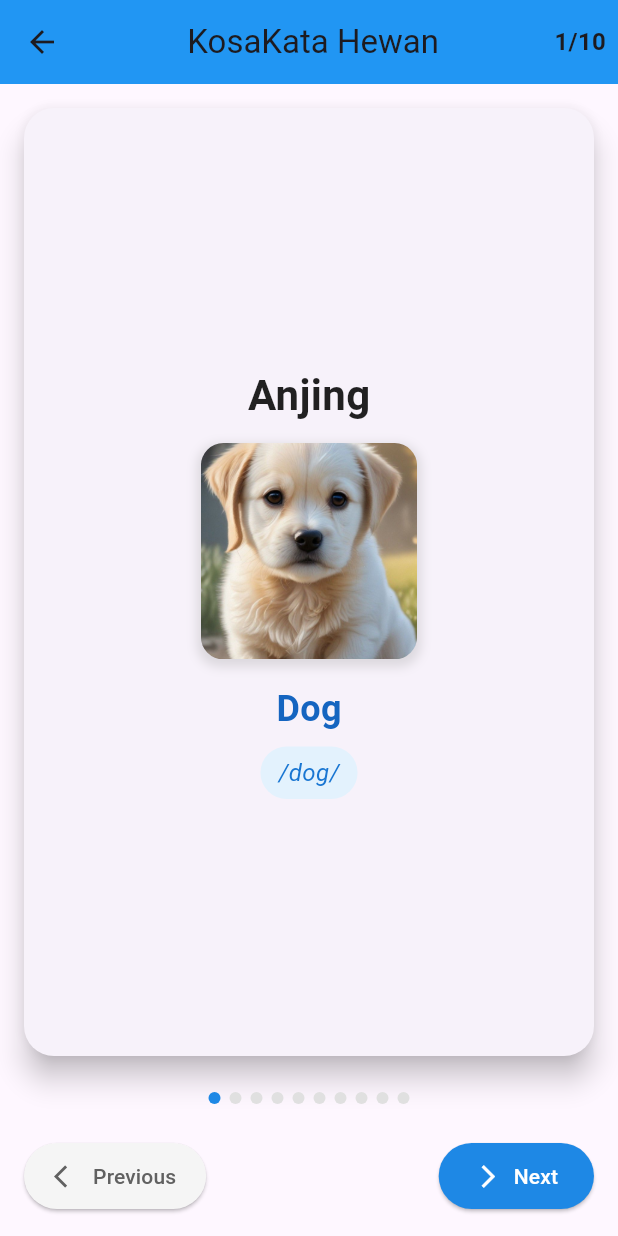
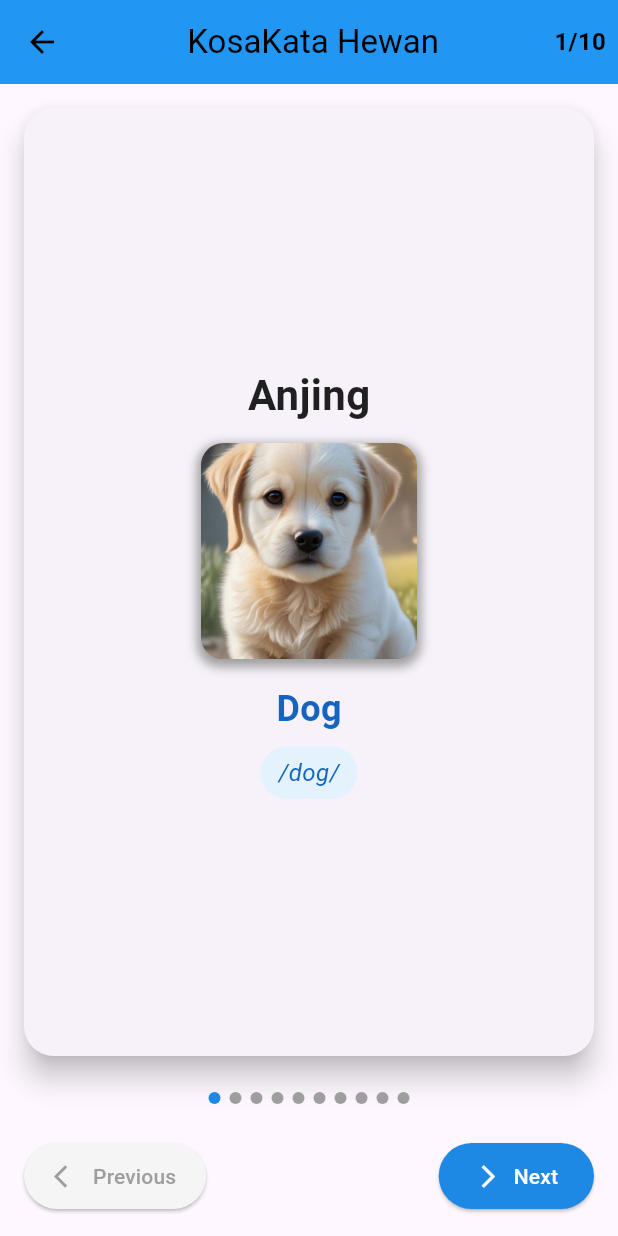
Before and after one commit to newgede/sidebar_navigation, a Flutter app: the HalamanKategori screen opened directly, after a tap on "KosaKata Hewan", on a phone screen of 412 x 824 dp. Run offline on Flutter 3.47's test engine with Material 3 defaults, Android fonts, the phone set to English and light mode, and no system bars.

Commit message:
memperbaiki warna dan typo

```diff
--- a/lib/halaman_kategori.dart
+++ b/lib/halaman_kategori.dart
@@ -29,6 +29,7 @@ class HalamanKategori extends StatelessWidget {
       appBar: AppBar(
         title: Text('Kategori Kosa Kata'),
         backgroundColor: Colors.blue,
+        foregroundColor: Colors.black //warna kategori dan icon
       ),
       body: Padding(
         padding: const EdgeInsets.all(12.0),
--- a/lib/halaman_kosa_kata.dart
+++ b/lib/halaman_kosa_kata.dart
@@ -169,14 +169,14 @@ class _HalamanKosaKataState extends State<HalamanKosaKata> {
     {
       'kata': 'Bougainvillea',
       'arti': 'Bougenville',
-      'ejaan': 'jaz-min',
+      'ejaan': 'bou-gen-vil-lea',
       'kategori': 'KosaKata Bunga',
       'gambar': 'assets/images/bougainvillea.jpg',
     },
     {
-      'kata': 'Sun',
-      'arti': 'Matahari',
-      'ejaan': 'san',
+      'kata': 'Sunflower',
+      'arti': 'Bunga Matahari',
+      'ejaan': 'san-flau-er',
       'kategori': 'KosaKata Bunga',
       'gambar': 'assets/images/sun.jpg',
     },
@@ -334,11 +334,11 @@ class _HalamanKosaKataState extends State<HalamanKosaKata> {
     final screenHeight = screenSize.height;
     final isTablet = screenWidth > 600;
 
-    // Responsive sizes - dikurangi untuk memastikan semua konten terlihat
+    // Responsive sizes untuk memastikan semua konten terlihat
     final imageSize = isTablet ? screenWidth * 0.25 : screenWidth * 0.35;
     final titleFontSize = isTablet ? 32.0 : 24.0;
     final pronunciationFontSize = isTablet ? 18.0 : 16.0;
-    final meaningFontSize = isTablet ? 32.0 : 28.0; // Diperbesar dari 24.0/20.0
+    final meaningFontSize = isTablet ? 32.0 : 28.0;
     final cardMargin = isTablet ? 16.0 : 12.0;
     final cardPadding = isTablet ? 20.0 : 16.0;
 
@@ -347,6 +347,7 @@ class _HalamanKosaKataState extends State<HalamanKosaKata> {
         appBar: AppBar(
           title: Text('${widget.kategori}'),
           backgroundColor: Colors.blue,
+          foregroundColor: Colors.black,
         ),
         body: Center(child: Text('Tidak ada data untuk kategori ini.')),
       );
@@ -362,6 +363,7 @@ class _HalamanKosaKataState extends State<HalamanKosaKata> {
         ),
         backgroundColor: Colors.blue,
         centerTitle: true,
+        foregroundColor: Colors.black,
         actions: [
           Container(
             padding: EdgeInsets.symmetric(horizontal: 8, vertical: 4),
@@ -396,7 +398,7 @@ class _HalamanKosaKataState extends State<HalamanKosaKata> {
                     child: Column(
                       mainAxisAlignment: MainAxisAlignment.center,
                       children: [
-                        // Arti (Bahasa Indonesia) - tanpa bundaran hijau, ukuran font diperbesar
+                        // Arti (Bahasa Indonesia) ukuran font diperbesar
                         Flexible(
                           flex: 1,
                           child: FittedBox(
@@ -415,7 +417,7 @@ class _HalamanKosaKataState extends State<HalamanKosaKata> {
 
                         SizedBox(height: isTablet ? 16 : 12),
 
-                        // Gambar - Ukuran dikurangi
+                        // Ukuran gambar dikurangi
                         Flexible(
                           flex: 4,
                           child: Container(
@@ -431,7 +433,7 @@ class _HalamanKosaKataState extends State<HalamanKosaKata> {
                               borderRadius: BorderRadius.circular(15),
                               boxShadow: [
                                 BoxShadow(
-                                  color: Colors.grey.withOpacity(0.3),
+                                  color: Colors.grey,
                                   spreadRadius: 2,
                                   blurRadius: 5,
                                   offset: Offset(0, 3),
@@ -449,7 +451,7 @@ class _HalamanKosaKataState extends State<HalamanKosaKata> {
                                     child: Icon(
                                       Icons.image_not_supported,
                                       size: imageSize * 0.25,
-                                      color: Colors.grey[600],
+                                      color: Colors.grey,
                                     ),
                                   );
                                 },
@@ -496,7 +498,7 @@ class _HalamanKosaKataState extends State<HalamanKosaKata> {
                                 '/${currentWord['ejaan']}/',
                                 style: TextStyle(
                                   fontSize: pronunciationFontSize,
-                                  color: Colors.blue[700],
+                                  color: Colors.blue[800],
                                   fontStyle: FontStyle.italic,
                                 ),
                                 textAlign: TextAlign.center,
@@ -527,7 +529,7 @@ class _HalamanKosaKataState extends State<HalamanKosaKata> {
                         shape: BoxShape.circle,
                         color: currentIndex == index
                             ? Colors.blue[600]
-                            : Colors.grey[300],
+                            : Colors.grey,
                       ),
                     );
                   }),
@@ -555,7 +557,7 @@ class _HalamanKosaKataState extends State<HalamanKosaKata> {
                       ),
                       style: ElevatedButton.styleFrom(
                         backgroundColor: Colors.grey[100],
-                        foregroundColor: Colors.grey[700],
+                        foregroundColor: Colors.grey,
                         padding: EdgeInsets.symmetric(
                             horizontal: isTablet ? 24 : 20,
                             vertical: isTablet ? 16 : 12),
```
